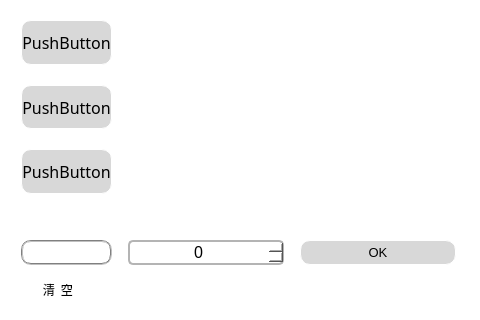
Old version of the form Form/order.ui in the repository lyh9909/OrderSystem; both pictures show x 0 to 480 and y 380 to 700 of the 1000 by 700 pixel window.
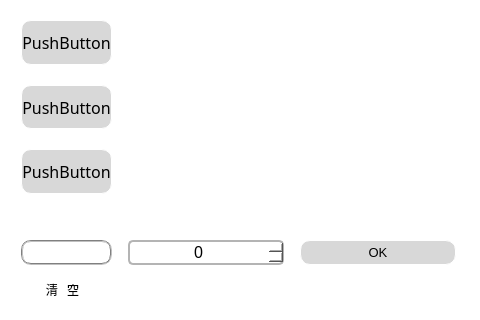
New version of the form. Icons and pictures are not drawn.

Diff of the .ui file:
```diff
--- a/Form/order.ui
+++ b/Form/order.ui
@@ -241,7 +241,7 @@
           </font>
          </property>
          <property name="text">
-          <string>       清  空</string>
+          <string>        清   空</string>
          </property>
         </widget>
        </item>
```
